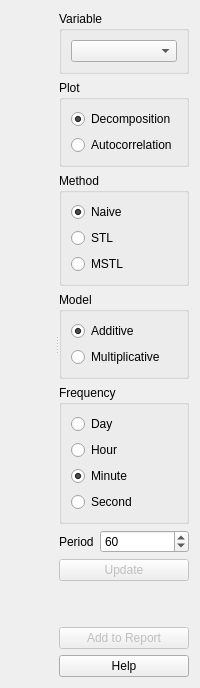
Before: the Qt Designer form tse_analytics/views/analysis/timeseries/timeseries_widget.ui in TSE-Systems/tse-analytics, drawn with Qt 5.
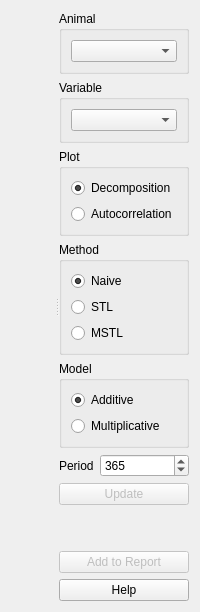
After: the same form once the commit is applied. Icons and pictures are not drawn. Custom widgets are drawn as their Qt base class.

Commit message: - New    -- WIP: Integration of the new TSE dataset format. - New    -- Local animal selection in Timeseries widget. - Change -- Replace Plotly with Seaborn/Matplotlib (i.e. Dimensionality widget). - Change -- Hide unused elements for Autocorrelation in time series analysis. - Change -- Disable time series analysis when binning is active. - Change -- Visual tweaks for multiple plots.

Patch:
```diff
--- a/tse_analytics/views/analysis/timeseries/timeseries_widget.ui
+++ b/tse_analytics/views/analysis/timeseries/timeseries_widget.ui
@@ -25,6 +25,18 @@
      </widget>
      <widget class="QWidget" name="widgetSettings" native="true">
       <layout class="QVBoxLayout" name="verticalLayout_6">
+       <item>
+        <widget class="QGroupBox" name="groupBoxAnimal">
+         <property name="title">
+          <string>Animal</string>
+         </property>
+         <layout class="QHBoxLayout" name="horizontalLayout">
+          <item>
+           <widget class="AnimalSelector" name="animalSelector"/>
+          </item>
+         </layout>
+        </widget>
+       </item>
        <item>
         <widget class="QGroupBox" name="groupBoxVariable">
          <property name="title">
@@ -131,46 +143,6 @@
          </layout>
         </widget>
        </item>
-       <item>
-        <widget class="QGroupBox" name="groupBoxFrequency">
-         <property name="title">
-          <string>Frequency</string>
-         </property>
-         <layout class="QVBoxLayout" name="verticalLayout_5">
-          <item>
-           <widget class="QRadioButton" name="radioButtonDayFrequency">
-            <property name="text">
-             <string>Day</string>
-            </property>
-           </widget>
-          </item>
-          <item>
-           <widget class="QRadioButton" name="radioButtonHourFrequency">
-            <property name="text">
-             <string>Hour</string>
-            </property>
-           </widget>
-          </item>
-          <item>
-           <widget class="QRadioButton" name="radioButtonMinuteFrequency">
-            <property name="text">
-             <string>Minute</string>
-            </property>
-            <property name="checked">
-             <bool>true</bool>
-            </property>
-           </widget>
-          </item>
-          <item>
-           <widget class="QRadioButton" name="radioButtonSecondFrequency">
-            <property name="text">
-             <string>Second</string>
-            </property>
-           </widget>
-          </item>
-         </layout>
-        </widget>
-       </item>
        <item>
         <layout class="QFormLayout" name="formLayout">
          <item row="0" column="0">
@@ -186,7 +158,7 @@
             <number>1000000000</number>
            </property>
            <property name="value">
-            <number>60</number>
+            <number>365</number>
            </property>
           </widget>
          </item>
@@ -254,6 +226,11 @@
    <extends>QComboBox</extends>
    <header>tse_analytics.views.misc.variable_selector</header>
   </customwidget>
+  <customwidget>
+   <class>AnimalSelector</class>
+   <extends>QComboBox</extends>
+   <header>tse_analytics.views.misc.animal_selector</header>
+  </customwidget>
  </customwidgets>
  <resources>
   <include location="../../../../resources/resources.qrc"/>
```
Left out of the diff: 7 changed lines with no effect on the pictures. The commit also changes 28 other files.
